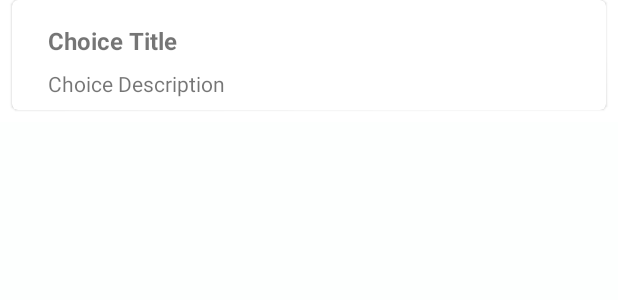
After one commit to amroabd/ClassroomEvnmngApp, an Android app: the layout row_item_choice.xml on its own in the app's theme, with its tools: preview values and no code run, on a phone screen of 412 x 824 dp. The commit adds this screen. Shown: the top 300 px of the screen. Run offline under Robolectric (Android 15) with nearby library versions, the phone set to English and light mode, and no system bars; Roboto replaces fonts that are not available here.

Commit message:
update all files

```diff
--- a/app/src/main/java/com/is/classroomevnmngapp/data/source/local/dao/BaseDao.java
+++ b/app/src/main/java/com/is/classroomevnmngapp/data/source/local/dao/BaseDao.java
@@ -12,5 +12,8 @@ public interface BaseDao {
     int deleteAllRecords(SupportSQLiteQuery query);
 
     @RawQuery
+    String retrieve(SupportSQLiteQuery query);
+
+    @RawQuery
     int checkPoint(SupportSQLiteQuery supportSQLiteQuery);
 }
--- a/app/src/main/java/com/is/classroomevnmngapp/ui/reservations/ReservationHistoryListFragment.java
+++ b/app/src/main/java/com/is/classroomevnmngapp/ui/reservations/ReservationHistoryListFragment.java
@@ -87,8 +87,10 @@ public class ReservationHistoryListFragment extends Fragment {
                         //----
                         holder.itemReserveBinding.itemStartTime.setText(String.format(" %s", item.getReserveStartTime()));
                         holder.itemReserveBinding.itemEndTime.setText(String.format("%s", item.getReserveEndTime()));
+                        holder.itemReserveBinding.itemStatusReserve.setText(String.format("%s", "تم بدا"));
                         holder.itemReserveBinding.cancelButton.setOnClickListener(view -> {
                             viewModel.updateReservation(item.getReserveId(), 0);
+                            viewModel.updateLectureStatusReservation(item.getLectureHallID(),1);
                         });
 
                     } else {
@@ -99,12 +101,12 @@ public class ReservationHistoryListFragment extends Fragment {
                         else {
                             holder.itemReserveBinding.cancelButton.setVisibility(View.GONE);
                             holder.itemReserveBinding.reserveDateLyt.setVisibility(View.GONE);
-                            holder.itemReserveBinding.itemStatusReserve.setText(String.format("%s", "متاح"));
+                            holder.itemReserveBinding.itemStatusReserve.setText(String.format("%s", "مكتمل"));
                         }
 
                     }
                 } else {
-                    holder.itemReserveBinding.itemStatusReserve.setText(String.format("%s", "متاح"));
+                    holder.itemReserveBinding.itemStatusReserve.setText(String.format("%s", "تم بدا"));
                 }
             }
 
--- a/app/src/main/res/drawable/list_bg.xml
+++ b/app/src/main/res/drawable/list_bg.xml
@@ -7,7 +7,7 @@
                 android:topRightRadius="@dimen/_15sdp" android:topLeftRadius="@dimen/_15sdp"/>
             <stroke android:width="1dp" android:color="@color/main_color_150"/>
             <size android:width="@dimen/_100sdp" android:height="@dimen/_80sdp"/>
-            <padding android:left="@dimen/_15sdp" android:right="@dimen/_15sdp"
+            <padding android:left="@dimen/_10sdp" android:right="@dimen/_10sdp"
                 android:bottom="@dimen/_5sdp" android:top="@dimen/_5sdp"/>
         </shape>
     </item>
--- /dev/null
+++ b/app/src/main/res/layout/row_item_choice.xml
@@ -0,0 +1,69 @@
+<?xml version="1.0" encoding="utf-8"?>
+
+<androidx.constraintlayout.widget.ConstraintLayout xmlns:android="http://schemas.android.com/apk/res/android"
+    xmlns:app="http://schemas.android.com/apk/res-auto"
+    xmlns:tools="http://schemas.android.com/tools"
+    android:layout_width="match_parent"
+    android:layout_height="wrap_content"
+    android:clipToPadding="false"
+    android:background="@color/white"
+    android:paddingBottom="8dp"
+    android:paddingLeft="8dp"
+    android:paddingRight="8dp">
+
+    <com.google.android.material.card.MaterialCardView
+        android:layout_width="match_parent"
+        android:layout_height="wrap_content"
+        app:layout_constraintEnd_toEndOf="parent"
+        app:layout_constraintStart_toStartOf="parent"
+        app:layout_constraintTop_toTopOf="parent">
+
+        <androidx.constraintlayout.widget.ConstraintLayout
+            android:layout_width="match_parent"
+            android:padding="8dp"
+            android:layout_height="wrap_content">
+
+            <TextView
+                android:id="@+id/item_titleClassroom"
+                android:layout_width="0dp"
+                android:layout_height="wrap_content"
+                android:layout_marginStart="16dp"
+                android:layout_marginTop="8dp"
+                android:layout_marginEnd="16dp"
+                android:textSize="16sp"
+                android:textStyle="bold"
+                app:layout_constraintEnd_toEndOf="parent"
+                app:layout_constraintHorizontal_bias="0"
+                app:layout_constraintStart_toStartOf="parent"
+                app:layout_constraintTop_toTopOf="parent"
+                tools:text="Choice Title" />
+            <TextView
+                android:id="@+id/item_statusReserve"
+                android:layout_width="0dp"
+                android:layout_height="wrap_content"
+                android:layout_marginTop="8dp"
+                android:layout_marginEnd="16dp"
+                android:layout_marginRight="16dp"
+                app:layout_constraintEnd_toEndOf="parent"
+                app:layout_constraintHorizontal_bias="0"
+                app:layout_constraintStart_toStartOf="@+id/item_titleClassroom"
+                app:layout_constraintTop_toBottomOf="@+id/item_titleClassroom"
+                tools:text="Choice Description" />
+
+            <com.google.android.material.button.MaterialButton
+                android:id="@+id/cancel_button"
+                style="@style/Widget.MaterialComponents.Button.TextButton"
+                android:layout_width="wrap_content"
+                android:layout_height="wrap_content"
+                android:layout_marginTop="8dp"
+                android:text="@string/cancel"
+                android:visibility="gone"
+                app:layout_constraintBottom_toBottomOf="parent"
+                app:layout_constraintEnd_toEndOf="parent"
+                app:layout_constraintTop_toBottomOf="@+id/item_statusReserve" />
+
+        </androidx.constraintlayout.widget.ConstraintLayout>
+
+    </com.google.android.material.card.MaterialCardView>
+
+</androidx.constraintlayout.widget.ConstraintLayout>
--- a/app/src/main/res/values/themes.xml
+++ b/app/src/main/res/values/themes.xml
@@ -21,14 +21,16 @@
         <item name="shapeAppearanceSmallComponent">
             @style/ShapeAppearance.ClassroomEvnmngApp.SmallComponent
         </item>
-        <item name="shapeAppearanceMediumComponent">
-            @style/ShapeAppearance.ClassroomEvnmngApp.MediumComponent
-        </item>
-        <item name="shapeAppearanceLargeComponent">
-            @style/ShapeAppearance.ClassroomEvnmngApp.LargeComponent
-        </item>
+        <!--    <item name="shapeAppearanceMediumComponent">
+               @style/ShapeAppearance.ClassroomEvnmngApp.MediumComponent
+           </item>
+      <item name="shapeAppearanceLargeComponent">
+               @style/ShapeAppearance.ClassroomEvnmngApp.LargeComponent
+           </item>-->
         <!--here is put name attribute theme, will using without add in widget(button,...)  -->
+<!--
         <item name="materialCardViewStyle">@style/Widget.ClassroomEvnmngApp.MaterialCardView</item>
+-->
         <item name="materialButtonStyle">@style/Widget.ClassroomEvnmngApp.Button</item>
 
         <!--   <item name="textAppearanceButton">@style/TextAppearance.ClassroomEvnmngApp.Button</item>-->
```
Also changed, not shown: app/src/main/java/com/is/classroomevnmngapp/data/repository/BaseRepository.java (+44 -8 lines), app/src/main/java/com/is/classroomevnmngapp/data/repository/LectureHallRepository.java (+41 -1 lines), app/src/main/java/com/is/classroomevnmngapp/data/repository/ReservationRepository.java (+25 -17 lines), app/src/main/java/com/is/classroomevnmngapp/data/source/local/dao/LectureHallDao.java (+14 -4 lines), app/src/main/java/com/is/classroomevnmngapp/data/source/local/dao/ReservationDao.java (+7 -15 lines), app/src/main/java/com/is/classroomevnmngapp/data/source/remote/UploadingSourceClient.java (+43 -27 lines), app/src/main/java/com/is/classroomevnmngapp/ui/AdminMainActivity.java (+7 -4 lines), app/src/main/java/com/is/classroomevnmngapp/ui/UserMainActivity.java (+5 -2 lines), app/src/main/java/com/is/classroomevnmngapp/ui/reservations/ReservationAddFragment.java (+11 -12 lines), app/src/main/java/com/is/classroomevnmngapp/ui/reservations/ReservationListFragment.java (+15 -36 lines), app/src/main/java/com/is/classroomevnmngapp/ui/reservations/ReservationViewModel.java (+11 -3 lines), app/src/main/java/com/is/classroomevnmngapp/utils/constant/ParamsStatus.java (+8 -0 lines), app/src/main/res/layout/row_item_classroom.xml (+14 -20 lines), app/src/main/res/layout/row_item_reserve.xml (+5 -6 lines), 1 more files.
